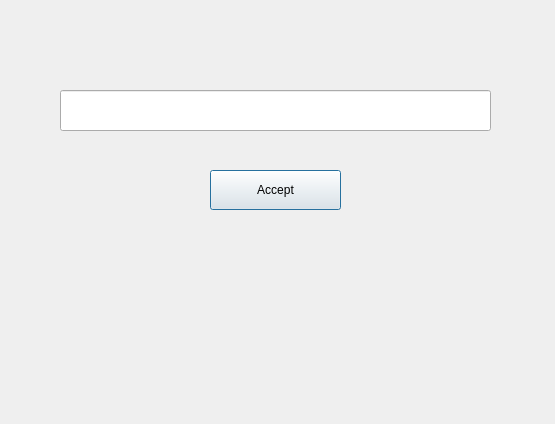
Above: QTcreator/Diary/authorization.ui from albaSANDROS/DIPLOMA-PROJECT.-Multi-user-client-server-application-e-journal before the change. Below: the same form after it.
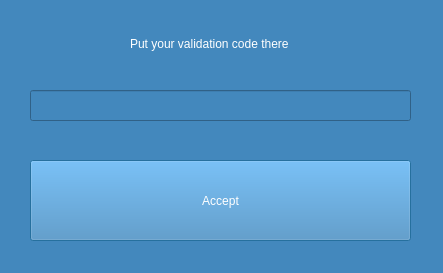
That is the form after the change.

Commit message: Added icon to project. Changed main style of program

```diff
--- a/QTcreator/Diary/authorization.ui
+++ b/QTcreator/Diary/authorization.ui
@@ -6,22 +6,29 @@
    <rect>
     <x>0</x>
     <y>0</y>
-    <width>555</width>
-    <height>424</height>
+    <width>443</width>
+    <height>273</height>
    </rect>
   </property>
   <property name="windowTitle">
    <string>Dialog</string>
   </property>
+  <property name="styleSheet">
+   <string notr="true">background-color: rgb(67, 136, 189);
+selection-color: rgb(22, 34, 49);</string>
+  </property>
   <widget class="QPushButton" name="accept_button">
    <property name="geometry">
     <rect>
-     <x>210</x>
-     <y>170</y>
-     <width>131</width>
-     <height>40</height>
+     <x>30</x>
+     <y>160</y>
+     <width>381</width>
+     <height>81</height>
     </rect>
    </property>
+   <property name="styleSheet">
+    <string notr="true">color: rgb(255, 255, 255);</string>
+   </property>
    <property name="text">
     <string>Accept</string>
    </property>
@@ -29,12 +36,15 @@
   <widget class="QLineEdit" name="token_lineEdit">
    <property name="geometry">
     <rect>
-     <x>60</x>
+     <x>30</x>
      <y>90</y>
-     <width>431</width>
-     <height>41</height>
+     <width>381</width>
+     <height>31</height>
     </rect>
    </property>
+   <property name="styleSheet">
+    <string notr="true">color: rgb(255, 255, 255);</string>
+   </property>
    <property name="inputMask">
     <string/>
    </property>
@@ -45,6 +55,22 @@
     <enum>QLineEdit::Password</enum>
    </property>
   </widget>
+  <widget class="QLabel" name="label">
+   <property name="geometry">
+    <rect>
+     <x>130</x>
+     <y>30</y>
+     <width>171</width>
+     <height>28</height>
+    </rect>
+   </property>
+   <property name="styleSheet">
+    <string notr="true">color: rgb(255, 255, 255);</string>
+   </property>
+   <property name="text">
+    <string>Put your validation code there</string>
+   </property>
+  </widget>
  </widget>
  <resources/>
  <connections/>
```
The commit also changes 59 other files.
